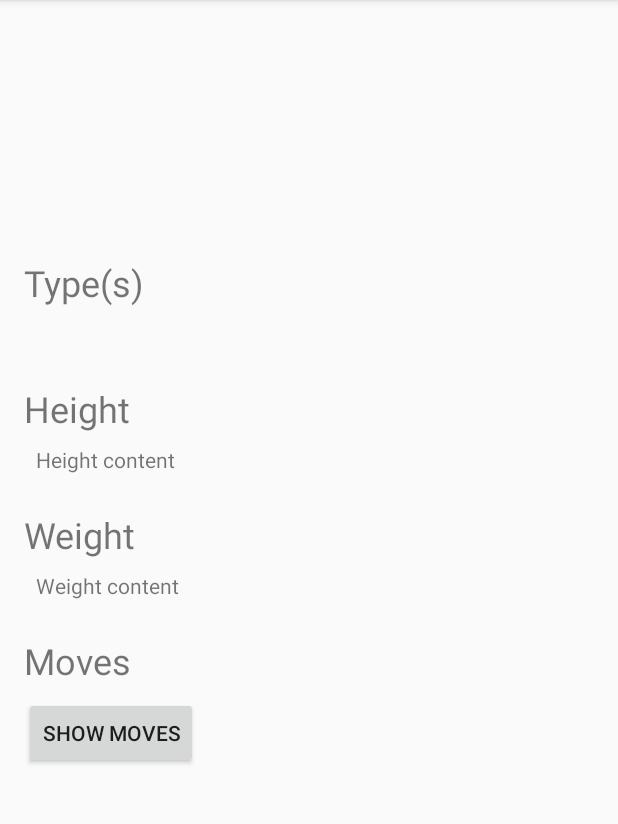
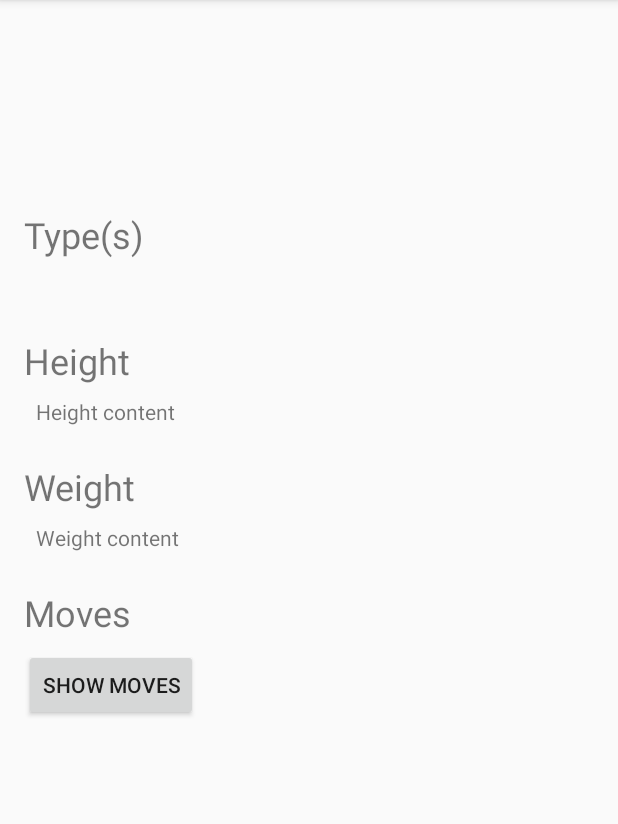
Before and after one commit to KevynBct/MobiApps_Pokemon, an Android app: the PokeDetailActivity screen opened directly, with no data from a screen before it, on a phone screen of 412 x 824 dp, the part 84-908 px from its top. Run offline under Robolectric (Android 15) with nearby library versions, the phone set to English and light mode, and no system bars; our stand-ins replace Picasso; libraries missing offline, so code that uses them is left out: me.sargunvohra.lib; 7 statements that could not run were skipped.

Commit message:
Ajout de la ScrollView dans le détail

```diff
--- a/app/src/main/java/adykb/android/mobiapps/PokeDetailActivity.kt
+++ b/app/src/main/java/adykb/android/mobiapps/PokeDetailActivity.kt
@@ -91,7 +91,7 @@ class PokeDetailActivity : AppCompatActivity(){
         for (type in pokemon.types){
             types += type.type.name.capitalize()+"\n"
         }
-        typesContent.text = types
+        typesContent.text = types.trim()
 
 
 
--- a/app/src/main/res/layout/activity_pokedetail.xml
+++ b/app/src/main/res/layout/activity_pokedetail.xml
@@ -27,14 +27,28 @@
             app:layout_constraintRight_toRightOf="parent"
             app:layout_constraintTop_toTopOf="parent"
             app:layout_constraintBottom_toBottomOf="parent"/>
+
+    <ScrollView
+            android:layout_width="match_parent"
+            android:layout_height="0dp"
+            android:orientation="vertical"
+            android:fillViewport="true"
+            app:layout_constraintTop_toBottomOf="@+id/image_pokemon"
+            app:layout_constraintBottom_toBottomOf="parent">
+
+        <android.support.constraint.ConstraintLayout
+                android:layout_width="match_parent"
+                android:layout_height="wrap_content">
+
             <TextView
                     android:text="Type(s)"
                     android:layout_width="wrap_content"
                     android:layout_height="wrap_content"
                     android:textSize="24sp"
-            android:id="@+id/types_title" android:layout_marginTop="40dp"
-            app:layout_constraintTop_toBottomOf="@+id/image_pokemon" app:layout_constraintStart_toStartOf="parent"
-            android:layout_marginStart="16dp"/>
+                    android:id="@+id/types_title" android:layout_marginTop="8dp"
+                    app:layout_constraintStart_toStartOf="parent"
+                    android:layout_marginLeft="16dp"
+                    app:layout_constraintTop_toTopOf="parent"/>
             <TextView
                     android:text="Types content"
                     android:layout_width="wrap_content"
@@ -91,5 +105,9 @@
                     app:layout_constraintTop_toBottomOf="@+id/moves_title" app:layout_constraintStart_toStartOf="parent"
                     android:layout_marginStart="16dp"/>
 
+        </android.support.constraint.ConstraintLayout>
+
+    </ScrollView>
+
 
 </android.support.constraint.ConstraintLayout>
```
Lines whose indentation alone changed are shown as unchanged.
